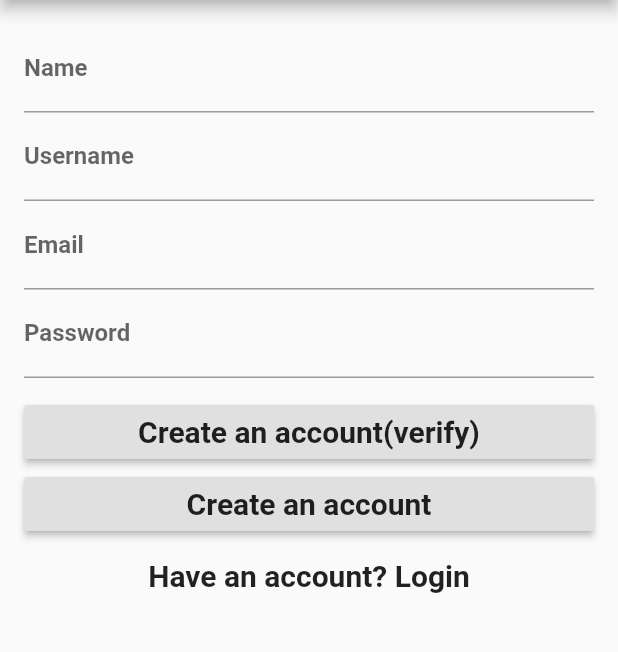
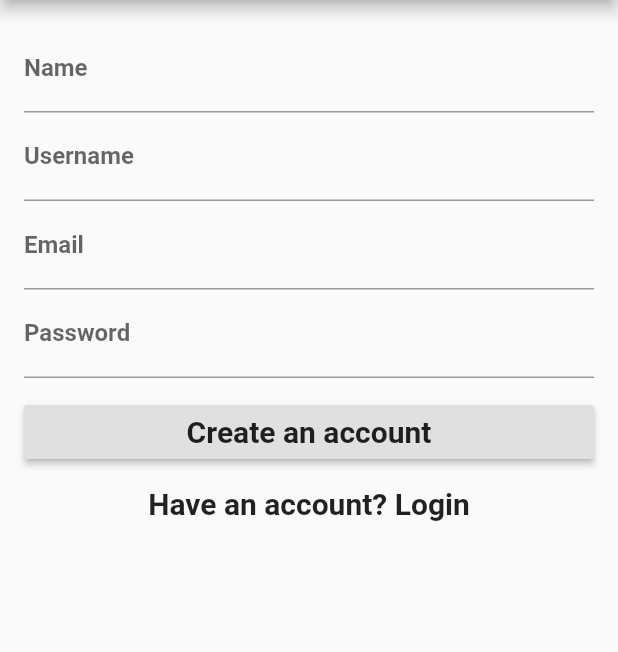
Before and after one commit to ekiesow/Flutter-Effect, a Flutter app: the screen it shows after launch, after a tap on "Login", after a tap on "Create an account", on a phone screen of 412 x 824 dp, the part 84-736 px from its top. Run offline on Flutter 3.47's test engine with Material 2 defaults, Android fonts, the phone set to English and light mode, and no system bars; our stand-ins replace cloud_firestore, file_picker, firebase_auth, firebase_storage, image_picker, shared_preferences; missing offline and left inert: flutter_webview_plugin; accounts and stored records are empty.

Commit message:
Removed email verification log in button for now until dynamic link works.

```diff
--- a/flutter_effect/lib/Auth/login_page.dart
+++ b/flutter_effect/lib/Auth/login_page.dart
@@ -209,11 +209,11 @@ class _LoginPageState extends State<LoginPage> {
           Padding(
               padding: EdgeInsets.only(bottom: 12.0),
           ),
-          RaisedButton(
-            child:
-            Text('Create an account(verify)', style: TextStyle(fontSize: 20.0)),
-            onPressed: validateAndSubmit,
-          ),
+//          RaisedButton(
+//            child:
+//            Text('Create an account(verify)', style: TextStyle(fontSize: 20.0)),
+//            onPressed: validateAndSubmit,
+//          ),
           RaisedButton(
             child:
             Text('Create an account', style: TextStyle(fontSize: 20.0)),
```
Also changed, not shown: 1 other file.
